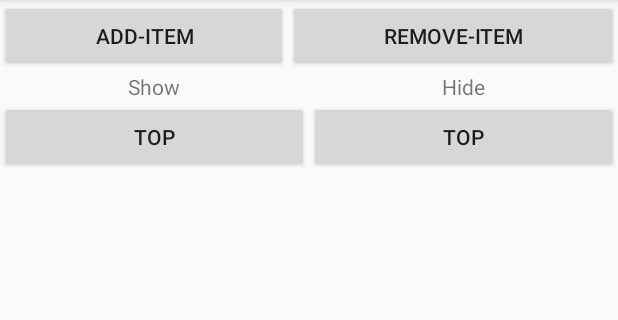
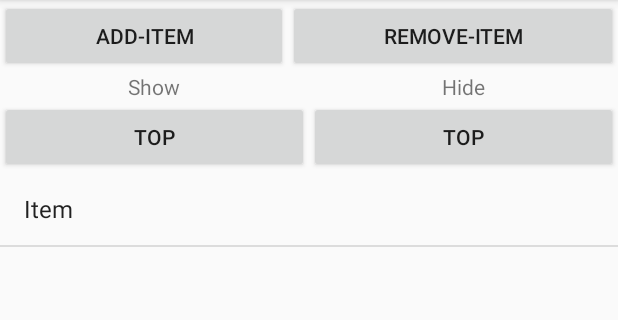
Before and after one commit to luimi/lui2mi-EmptyStateListView, an Android app: the CustomDemo screen opened directly, with no data from a screen before it, after a tap on "ADD-ITEM", on a phone screen of 412 x 824 dp, the part 84-404 px from its top. Run offline under Robolectric (Android 15) with nearby library versions, the phone set to English and light mode, and no system bars.

Commit message:
Agregar custom lista desde java y parte de la documentacion

```diff
--- a/demo/src/main/java/com/lui2mi/emptystatedemo/CustomDemo.java
+++ b/demo/src/main/java/com/lui2mi/emptystatedemo/CustomDemo.java
@@ -20,10 +20,10 @@ public class CustomDemo extends AppCompatActivity implements View.OnClickListene
         super.onCreate(savedInstanceState);
         setContentView(R.layout.activity_custom_demo);
         list=findViewById(R.id.es_prevew);
-        customList=findViewById(R.id.custom_list);
+        customList=new ListView(this);
         adapter=new ArrayAdapter(this,android.R.layout.simple_list_item_1,
                 android.R.id.text1,new ArrayList());
-
+        list.addCustomListView(customList);
         customList.setAdapter(adapter);
         adapter.registerDataSetObserver(new DataSetObserver() {
             @Override
--- a/demo/src/main/java/com/lui2mi/emptystatedemo/GridViewDemo.java
+++ b/demo/src/main/java/com/lui2mi/emptystatedemo/GridViewDemo.java
@@ -15,7 +15,7 @@ public class GridViewDemo extends AppCompatActivity implements View.OnClickListe
     @Override
     protected void onCreate(Bundle savedInstanceState) {
         super.onCreate(savedInstanceState);
-        setContentView(R.layout.activity_gridview);
+        setContentView(R.layout.activity_gridview_demo);
         list=findViewById(R.id.es_prevew);
         adapter=new ArrayAdapter(this,android.R.layout.simple_list_item_1,
                 android.R.id.text1,new ArrayList());
--- a/demo/src/main/res/layout/activity_custom_demo.xml
+++ b/demo/src/main/res/layout/activity_custom_demo.xml
@@ -120,23 +120,5 @@
             </RelativeLayout>
         </com.lui2mi.emptystate.CustomEmptyState>
 
-        <com.lui2mi.emptystate.CustomList
-            android:layout_width="match_parent"
-            android:layout_height="match_parent"
-            android:orientation="vertical">
-
-            <Button
-                android:layout_width="match_parent"
-                android:layout_height="wrap_content"
-                android:text="oe" />
-
-            <ListView
-                android:id="@+id/custom_list"
-                android:layout_width="match_parent"
-                android:layout_height="match_parent"></ListView>
-
-        </com.lui2mi.emptystate.CustomList>
-
-
     </com.lui2mi.emptystate.EmptyStateList>
 </LinearLayout>
--- a/emptystate/build.gradle
+++ b/emptystate/build.gradle
@@ -5,8 +5,8 @@ android {
     defaultConfig {
         minSdkVersion 14
         targetSdkVersion 26
-        versionCode 5
-        versionName '1.2.0'
+        versionCode 6
+        versionName '1.2.1'
 
         testInstrumentationRunner "android.support.test.runner.AndroidJUnitRunner"
 
--- a/emptystate/src/main/java/com/lui2mi/emptystate/EmptyStateList.java
+++ b/emptystate/src/main/java/com/lui2mi/emptystate/EmptyStateList.java
@@ -38,6 +38,10 @@ public class EmptyStateList extends LinearLayout {
         super(context, attrs);
         setup(context, attrs);
     }
+    public EmptyStateList(Context context){
+        super(context);
+        setup(context,null);
+    }
 
     private void setup(Context context, AttributeSet attrs) {
         LayoutInflater.from(context).inflate(R.layout.emptystate_template, this);
@@ -66,9 +70,10 @@ public class EmptyStateList extends LinearLayout {
         default_es=findViewById(R.id.default_es);
 
 
-        TypedArray a = context.getTheme().obtainStyledAttributes(
-                attrs, R.styleable.EmptyState, 0, 0);
+
         try {
+            TypedArray a = context.getTheme().obtainStyledAttributes(
+                    attrs, R.styleable.EmptyState, 0, 0);
             String title = a.getString(R.styleable.EmptyState_title);
             setTitle(title);
             String text = a.getString(R.styleable.EmptyState_text);
@@ -236,6 +241,12 @@ public class EmptyStateList extends LinearLayout {
         this.isEmpty=isEmpty;
         updateUI();
     }
-
+    public void addCustomListView(View view){
+        isGridView = false;
+        isExpandable = false;
+        isCustomList = true;
+        view.setLayoutParams(getLayoutParams());
+        llCL.addView(view);
+    }
 
 }
```
Also changed, not shown: demo/src/main/res/layout/activity_gridview_demo.xml (renamed from demo/src/main/res/layout/activity_gridview.xml), 1 other file.
